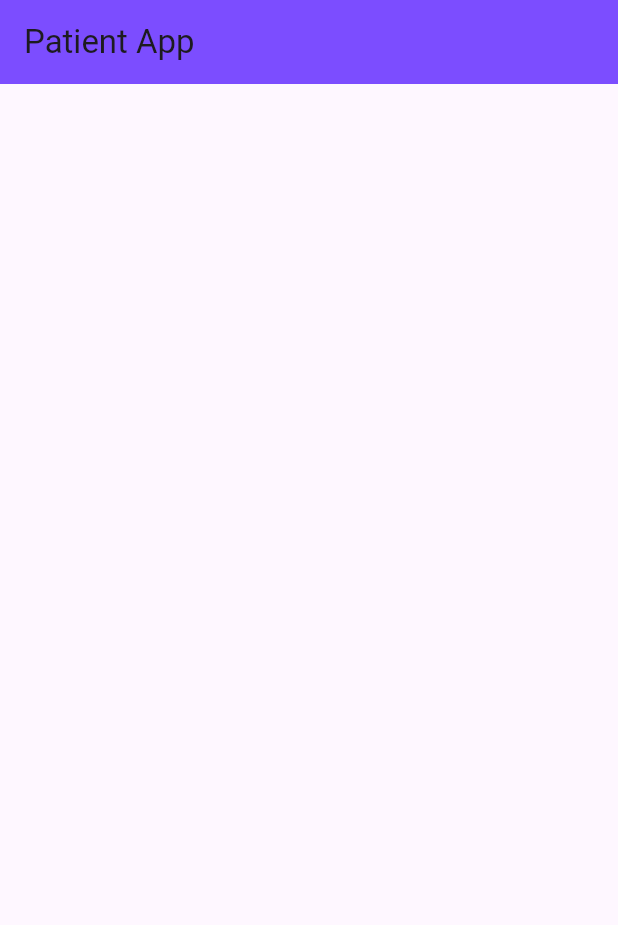
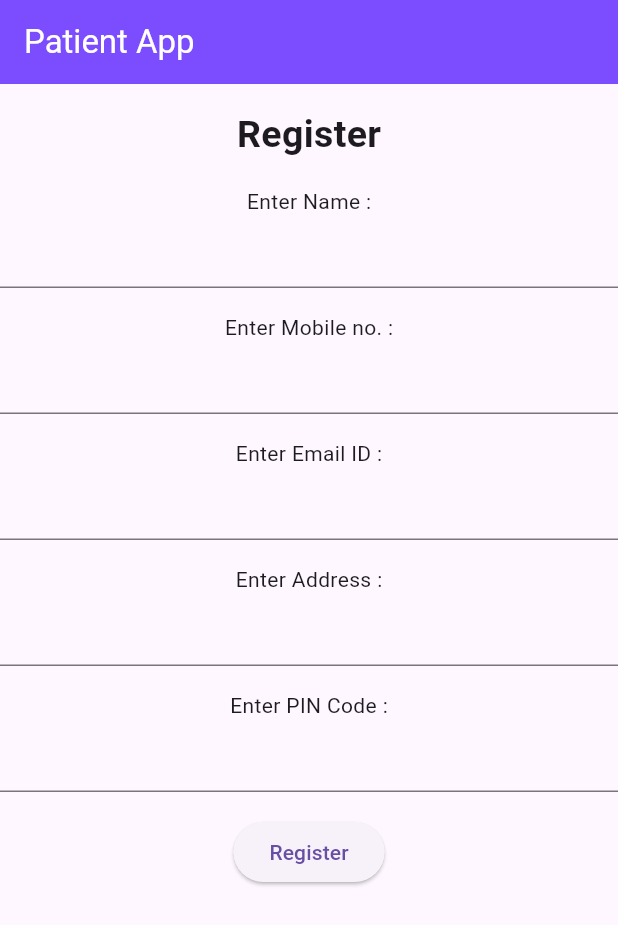
Before and after one commit to R1CH1R0Y/patient_app_flutter, a Flutter app: the screen it shows after launch, on a phone screen of 412 x 824 dp. Shown: the top 925 px of the screen. Run offline on Flutter 3.47's test engine with Material 3 defaults, Android fonts, the phone set to English and light mode, and no system bars.

Commit message:
completed body

```diff
--- a/lib/main.dart
+++ b/lib/main.dart
@@ -13,8 +13,42 @@ class Patient extends StatelessWidget {
     return MaterialApp(
       home: Scaffold(
         appBar: AppBar(
-          title: Text("Patient App"),
+          title: Text("Patient App",
+          style: TextStyle(
+            color: Colors.white,
+          ),),
           backgroundColor: Colors.deepPurpleAccent,
+        ),
+        body: Container(
+          child: Column(
+            children: [
+              SizedBox(height: 16,),
+              Text("Register",
+              style: TextStyle(
+                fontSize: 25,
+                fontWeight: FontWeight.bold,
+              ),),
+              SizedBox(height: 16,),
+              Text("Enter Name :"),
+              TextField(),
+              SizedBox(height: 16,),
+              Text("Enter Mobile no. :"),
+              TextField(),
+              SizedBox(height: 16,),
+              Text("Enter Email ID :"),
+              TextField(),
+              SizedBox(height: 16,),
+              Text("Enter Address :"),
+              TextField(),
+              SizedBox(height: 16,),
+              Text("Enter PIN Code :"),
+              TextField(),
+              SizedBox(height: 16,),
+              ElevatedButton(onPressed: (){
+
+              }, child: Text("Register"))
+            ],
+          ),
         ),
       ),
     );
```
